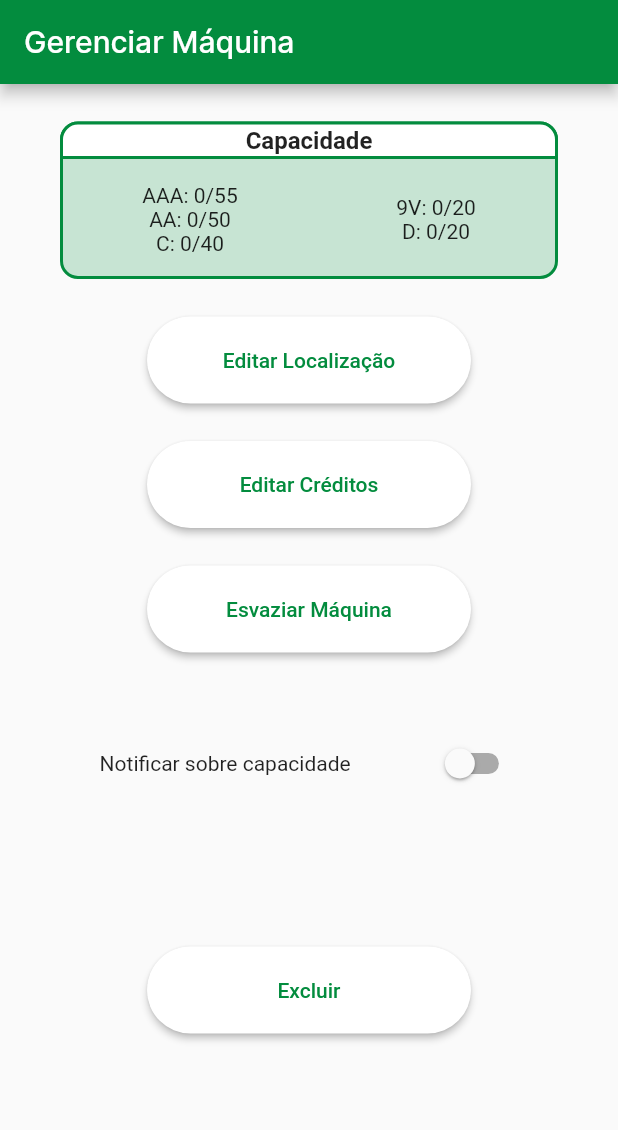
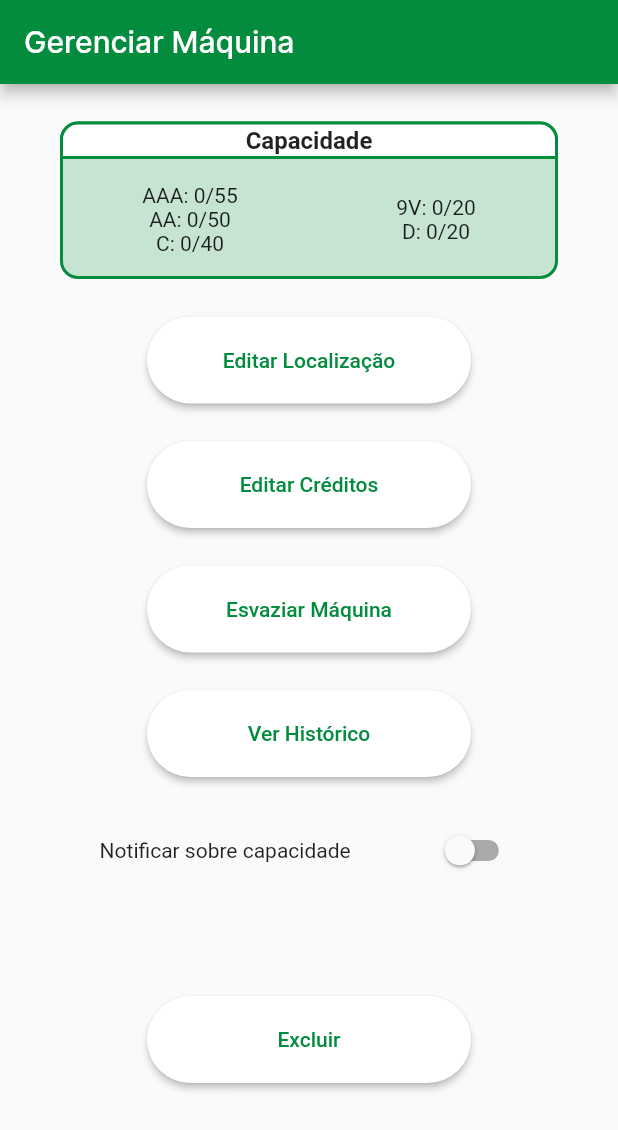
Before and after one commit to Estacao-pilhas-pi2/battery-mobile, a Flutter app: the MachineManagement widget shown alone on an empty page, opened directly with empty values, on a phone screen of 412 x 824 dp. Shown: the top 1130 px of the screen. Run offline on Flutter 3.47's test engine with Material 2 defaults, Android fonts, the phone set to English and light mode, and no system bars; our stand-ins replace firebase_core, firebase_messaging, flutter_local_notifications, flutter_map, flutter_secure_storage, geolocator and 2 more; missing offline and left inert: app_settings, cpf_cnpj_validator, flutter_map_location_marker, mobile_scanner, notification_permissions, system_settings; accounts and stored records are empty; generated files the repository leaves out were written again.

Commit message:
Adicionando histórico de pagamento da maquina

```diff
--- a/lib/pages/credits_received/controllers/credits_received_controller.dart
+++ b/lib/pages/credits_received/controllers/credits_received_controller.dart
@@ -1,10 +1,10 @@
 import 'package:estacao_pilhas/models/payment.dart';
-import 'package:estacao_pilhas/services/maquina_service.dart';
+import 'package:estacao_pilhas/services/payment_service.dart';
 
 class CreditsReceivedController {
   Future makePayment(String paymentId) async {
     try {
-      Payment requestedPayment = await MaquinaService().makePayment(paymentId);
+      Payment requestedPayment = await PaymentService().makePayment(paymentId);
 
       return requestedPayment;
     } catch (error) {
--- a/lib/pages/machine_management/machine_management.dart
+++ b/lib/pages/machine_management/machine_management.dart
@@ -5,6 +5,7 @@ import 'package:estacao_pilhas/models/maquina.dart';
 import 'package:estacao_pilhas/pages/machine_form/location_form.dart';
 import 'package:estacao_pilhas/pages/machine_form/values_form.dart';
 import 'package:estacao_pilhas/pages/machine_management/controllers/machine_management_controller.dart';
+import 'package:estacao_pilhas/pages/payment_history/payment_history.dart';
 import 'package:firebase_messaging/firebase_messaging.dart';
 import 'package:flutter/material.dart';
 
@@ -172,7 +173,20 @@ class _MachineManagementState extends State<MachineManagement> {
               onPressed: emptyMachine,
             ),
             const SizedBox(
-              height: 50,
+              height: 25,
+            ),
+            RoundedButton(
+              text: "Ver Histórico",
+              backgroundColor: StaticColors.onPrimary,
+              onPressed: () {
+                Navigator.of(context)
+                    .push(MaterialPageRoute(builder: (context) {
+                  return PaymentHistoryPage(maquinaId: widget.machine.id);
+                }));
+              },
+            ),
+            const SizedBox(
+              height: 25,
             ),
             Row(
               mainAxisAlignment: MainAxisAlignment.spaceAround,
@@ -189,7 +203,7 @@ class _MachineManagementState extends State<MachineManagement> {
             ),
             showNotificationSlider(),
             const SizedBox(
-              height: 50,
+              height: 25,
             ),
             RoundedButton(
                 text: "Excluir",
--- a/lib/pages/payment_history/payment_history.dart
+++ b/lib/pages/payment_history/payment_history.dart
@@ -5,7 +5,8 @@ import '../../models/payment_report.dart';
 import 'components/payment_card.dart';
 
 class PaymentHistoryPage extends StatefulWidget {
-  const PaymentHistoryPage({super.key});
+  final int? maquinaId;
+  const PaymentHistoryPage({super.key, this.maquinaId});
 
   @override
   State<PaymentHistoryPage> createState() => _PaymentHistoryPageState();
@@ -24,7 +25,7 @@ class _PaymentHistoryPageState extends State<PaymentHistoryPage> {
 
   Future<void> initialRequest() async {
     List<PaymentReport> requestedPaymentReportList =
-        await PaymentHistoryController().getPaymentHistory();
+        await PaymentHistoryController().getPaymentHistory(widget.maquinaId);
 
     setState(() {
       paymentReportList = requestedPaymentReportList;
```
Also changed, not shown: lib/models/payment_report.dart (+13 -0 lines), lib/pages/payment_history/controllers/payment_history_controller.dart (+8 -3 lines), lib/services/maquina_service.dart (+0 -28 lines), lib/services/payment_service.dart (added, +96 -0 lines), lib/services/usuario_service.dart (+0 -26 lines).
